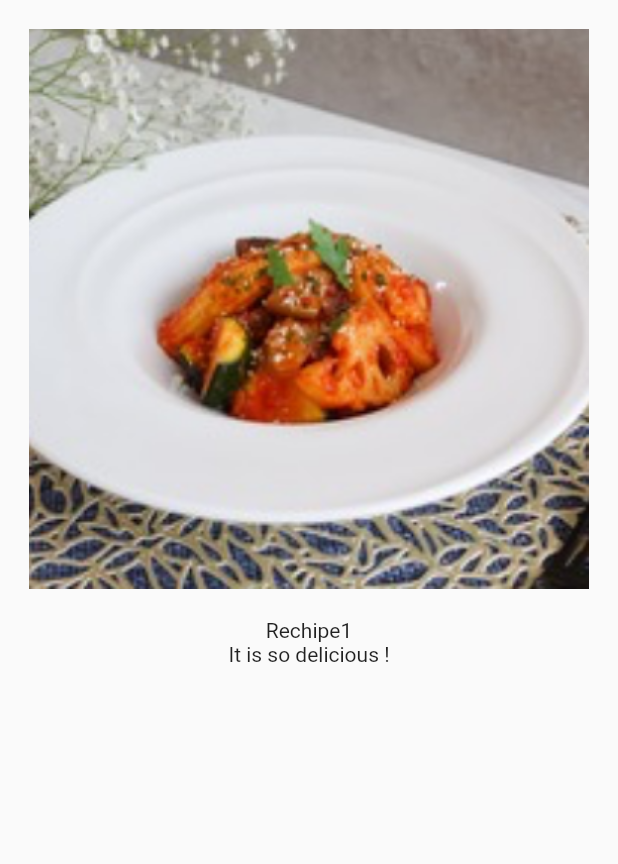
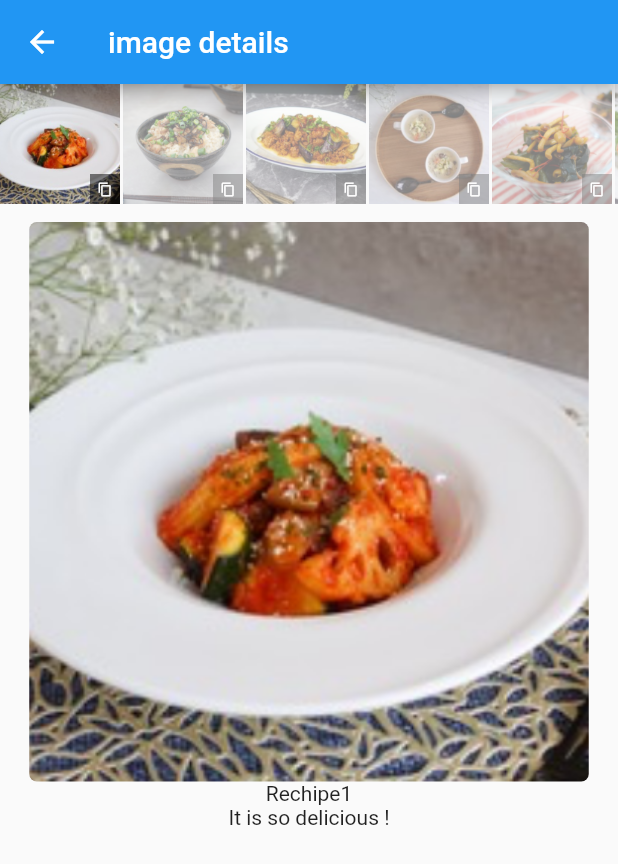
Before and after one commit to mushyoom/Reusable_Custom_Components_in_Flutter, a Flutter app: the ImageDetails screen opened directly with empty values, on a phone screen of 412 x 824 dp. Shown: the top 864 px of the screen. Run offline on Flutter 3.47's test engine with Material 2 defaults, Android fonts, the phone set to English and light mode, and no system bars; our stand-ins replace flutter_countdown_timer, flutter_styled_toast, photo_view, shimmer; missing offline and left inert: flutter_reaction_button.

Commit message:
recreated Hero and detail page

```diff
--- a/lib/hero_image_page.dart
+++ b/lib/hero_image_page.dart
@@ -1,3 +1,4 @@
+import 'package:flutter/gestures.dart';
 import 'package:flutter/material.dart';
 
 List _imageList = [
@@ -51,11 +52,6 @@ List _imageList = [
     'title': 'Rechipe10',
     'recipeDescription': 'It is so delicious !'
   },
-  {
-    'image': 'assets/images/hero_image_page/image-1@3x.png',
-    'title': 'Rechipe11',
-    'recipeDescription': 'It is so delicious !'
-  },
 ];
 
 class HeroImagePage extends StatefulWidget {
@@ -101,31 +97,119 @@ class _HeroImagePageState extends State<HeroImagePage> {
   }
 }
 
-class ImageDetails extends StatelessWidget {
+class ImageDetails extends StatefulWidget {
+  ImageDetails({required this.heroIndex});
   final int heroIndex;
-  ImageDetails({required this.heroIndex});
+
+  @override
+  _ImageDetailsState createState() => _ImageDetailsState();
+}
+
+class _ImageDetailsState extends State<ImageDetails> {
+  int _activeIndex = 0;
+
+  @override
+  void initState() {
+    super.initState();
+    _activeIndex = widget.heroIndex;
+  }
 
   @override
   Widget build(BuildContext context) {
-    return SafeArea(
-      child: Scaffold(
-        body: Column(
-          crossAxisAlignment: CrossAxisAlignment.center,
-          children: [
-            GestureDetector(
-                onTap: () => Navigator.pop(context),
-                child: Container(
-                  width: double.infinity,
-                  child: Hero(
-                    tag: 'Image$heroIndex',
-                    child: Image.asset(_imageList[heroIndex]['image']),
+    return Scaffold(
+      appBar: AppBar(
+        title: Text('image details'),
+      ),
+      body: _layout(),
+    );
+  }
+
+  Widget _layout() {
+    return Column(
+      children: [
+        SingleChildScrollView(
+          child: Container(
+            height: 80,
+            child: ListView.builder(
+                itemCount: _imageList.length,
+                scrollDirection: Axis.horizontal,
+                controller:
+                    ScrollController(initialScrollOffset: 80.0 * _activeIndex),
+                shrinkWrap: true,
+                itemBuilder: (BuildContext context, int _index) {
+                  if (_index < _imageList.length) {
+                    return _oneImage(_index);
+                  } else {
+                    return Container();
+                  }
+                }),
+          ),
+        ),
+        Padding(padding: const EdgeInsets.only(bottom: 12)),
+        _imageDetails(),
+      ],
+    );
+  }
+
+  Widget _oneImage(int _imageIndex) {
+    return GestureDetector(
+      onTap: () {
+        setState(() {
+          _activeIndex = _imageIndex;
+        });
+      },
+      child: Padding(
+        padding: const EdgeInsets.only(right: 2),
+        child: Container(
+          width: 80,
+          child: Stack(children: [
+            Image.asset(_imageList[_imageIndex]['image']),
+            Positioned(
+              right: 0,
+              bottom: 0,
+              child: Container(
+                width: 20,
+                height: 20,
+                decoration: BoxDecoration(color: Colors.black.withOpacity(0.5)),
+                child: Center(
+                  child: Icon(
+                    Icons.copy,
+                    size: 10,
+                    color: Colors.white,
                   ),
-                )),
-            Text(_imageList[heroIndex]['title']),
-            Text(_imageList[heroIndex]['recipeDescription']),
-          ],
+                ),
+              ),
+            ),
+            Container(
+              color: _imageIndex == _activeIndex
+                  ? Colors.white.withOpacity(0)
+                  : Colors.white.withOpacity(0.5),
+            )
+          ]),
         ),
       ),
     );
   }
+
+  Widget _imageDetails() {
+    return Column(
+      crossAxisAlignment: CrossAxisAlignment.center,
+      children: [
+        GestureDetector(
+            child: Center(
+          child: ClipRRect(
+            borderRadius: BorderRadius.circular(5.0),
+            child: Container(
+              child: Hero(
+                tag: 'Image$_activeIndex',
+                child: Image.asset(_imageList[_activeIndex]['image']),
+              ),
+            ),
+          ),
+        )),
+        Text(_imageList[_activeIndex]['title']),
+        Text(_imageList[_activeIndex]['recipeDescription']),
+      ],
+    );
+  }
 }
--- a/pubspec.yaml
+++ b/pubspec.yaml
@@ -33,6 +33,7 @@ dependencies:
   flutter_styled_toast: ^2.0.0
   photo_view: ^0.12.0
   flutter_reaction_button: ^1.0.8
+  shimmer: ^2.0.0
 
 dev_dependencies:
   flutter_test:
```
Also changed, not shown: lib/models/exampleList.dart (+7 -0 lines), lib/screen/shimmer_page.dart (added, +366 -0 lines), assets/images/Shimmer.png (added), pubspec.lock.
